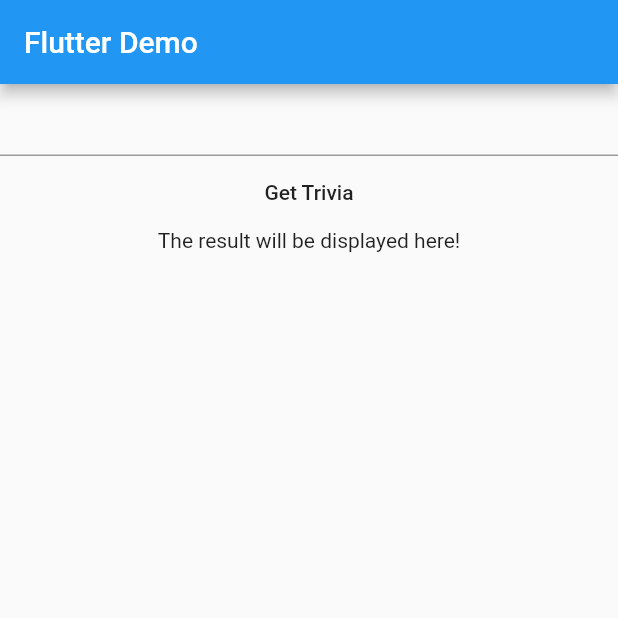
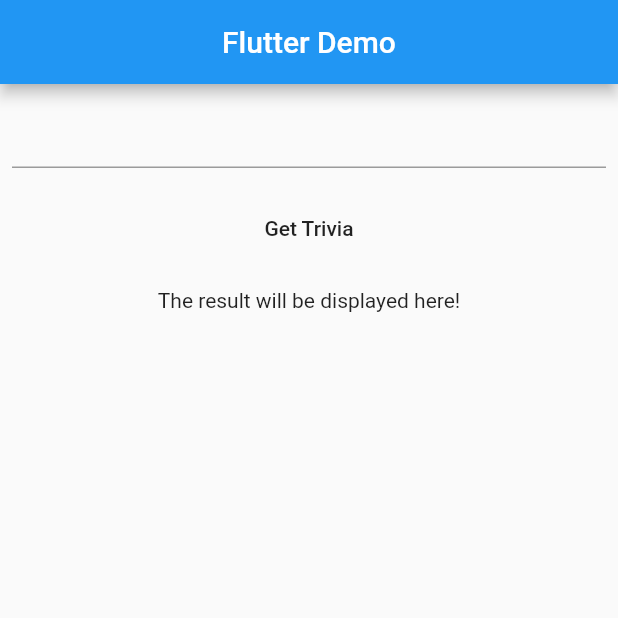
Before and after one commit to ikjot-2605/Number-Trivia-Eureka, a Flutter app: the screen it shows after launch, on a phone screen of 412 x 824 dp, the top half of it. Run offline on Flutter 3.47's test engine with Material 2 defaults, Android fonts, the phone set to English and light mode, and no system bars.

Commit message:
added numeral validation and added a bit of padding

```diff
--- a/lib/main.dart
+++ b/lib/main.dart
@@ -33,7 +33,10 @@ class _MyHomePageState extends State<MyHomePage> {
   Widget responseReceived;
   void initState() {
     responseReceived = Container(
-      child: Text('The result will be displayed here!'),
+      child: Text(
+        'The result will be displayed here!',
+        textAlign: TextAlign.center,
+      ),
     );
   }
 
@@ -51,9 +54,15 @@ class _MyHomePageState extends State<MyHomePage> {
             if (snapshot.connectionState == ConnectionState.waiting) {
               return CircularProgressIndicator();
             } else if (snapshot.hasData) {
-              return Text(snapshot.data);
+              return Text(
+                snapshot.data,
+                textAlign: TextAlign.center,
+              );
             } else {
-              return Text('There was an error');
+              return Text(
+                'There was an error',
+                textAlign: TextAlign.center,
+              );
             }
           });
     });
@@ -64,13 +73,20 @@ class _MyHomePageState extends State<MyHomePage> {
     return Scaffold(
       appBar: AppBar(
         title: Text('Flutter Demo'),
+        centerTitle: true,
       ),
       body: Column(
         children: [
-          TextField(
+          Padding(
+            padding: const EdgeInsets.all(8.0),
+            child: TextFormField(
+              keyboardType: TextInputType.number,
               controller: _controller,
             ),
-          FlatButton(
+          ),
+          Padding(
+            padding: const EdgeInsets.all(8.0),
+            child: FlatButton(
               child: Text('Get Trivia'),
               onPressed: () {
                 print('Button Pressed');
@@ -84,7 +100,11 @@ class _MyHomePageState extends State<MyHomePage> {
                 }
               },
             ),
-          responseReceived,
+          ),
+          Padding(
+            padding: const EdgeInsets.all(8.0),
+            child: responseReceived,
+          ),
         ],
       ),
     );
```
Lines whose indentation alone changed are shown as unchanged.
